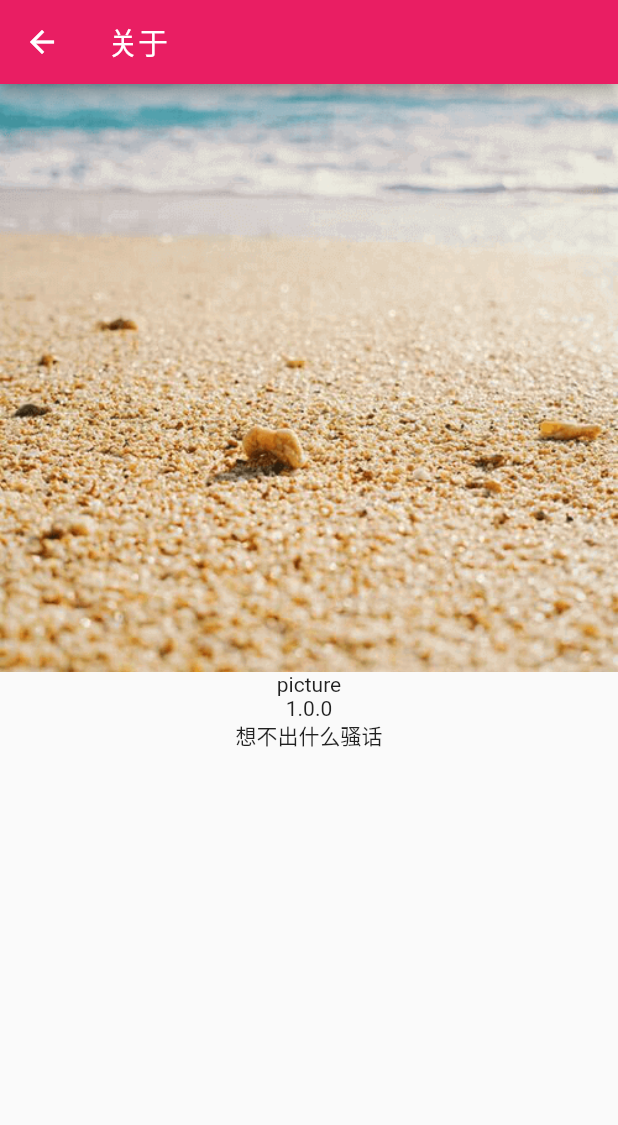
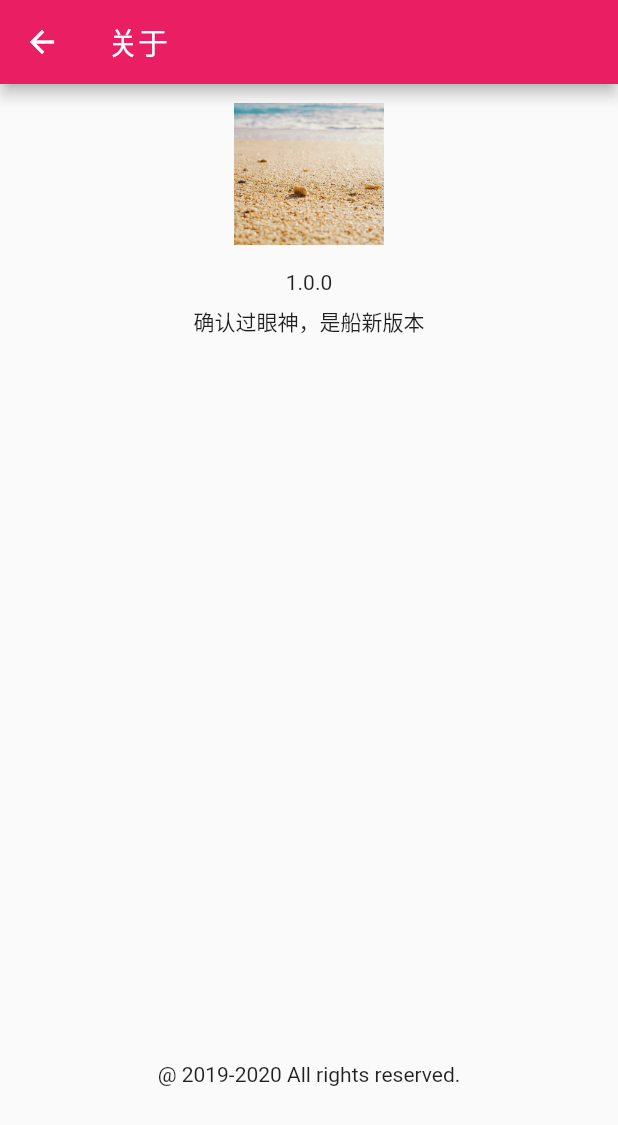
Before and after one commit to lingxiaoplus/flutter_picture, a Flutter app: the AboutPage screen opened directly, on a phone screen of 412 x 824 dp. Shown: the top 1125 px of the screen. Run offline on Flutter 3.47's test engine with Material 2 defaults, Android fonts, the phone set to English and light mode, and no system bars; our stand-ins replace dio, flutter_svg, rxdart, shared_preferences, sqflite, transparent_image; missing offline and left inert: image_picker_saver; accounts and stored records are empty; network calls fail.

```diff
--- a/lib/home/drawer/about.dart
+++ b/lib/home/drawer/about.dart
@@ -13,15 +13,21 @@ class AboutPageState extends State<AboutPage>{
       appBar: AppBar(
         title: Text('关于'),
       ),
-      body: Column(
+      body: Stack(
+        alignment: AlignmentDirectional.center,
         children: <Widget>[
-          Container(
-            width:double.infinity,
-            color: Theme.of(context).primaryColor,),
-          Image.asset("assets/last.png"),
-          Text('picture'),
-          Text('1.0.0'),
-          Text('想不出什么骚话')
+          Column(
+            children: <Widget>[
+              Container(
+                width:double.infinity,
+                color: Theme.of(context).primaryColor,),
+              Padding(padding: EdgeInsets.all(10),child: Image.asset("assets/last.png",width: 100,height: 100,),),
+              //Padding(padding: EdgeInsets.all(4),child: Text('想不出什么骚话',style: TextStyle(fontSize: 14)),),
+              Padding(padding: EdgeInsets.all(4),child: Text('1.0.0'),),
+              Padding(padding: EdgeInsets.all(4),child: Text('确认过眼神，是船新版本'),),
+            ],
+          ),
+          Positioned(child:Text('@ 2019-2020 All rights reserved.',style: TextStyle(fontSize: 14),),bottom: 100,)
         ],
       ),
     );
```
Also changed, not shown: lib/comon/EmptyPage.dart (+40 -3 lines), lib/main.dart (+4 -4 lines).
